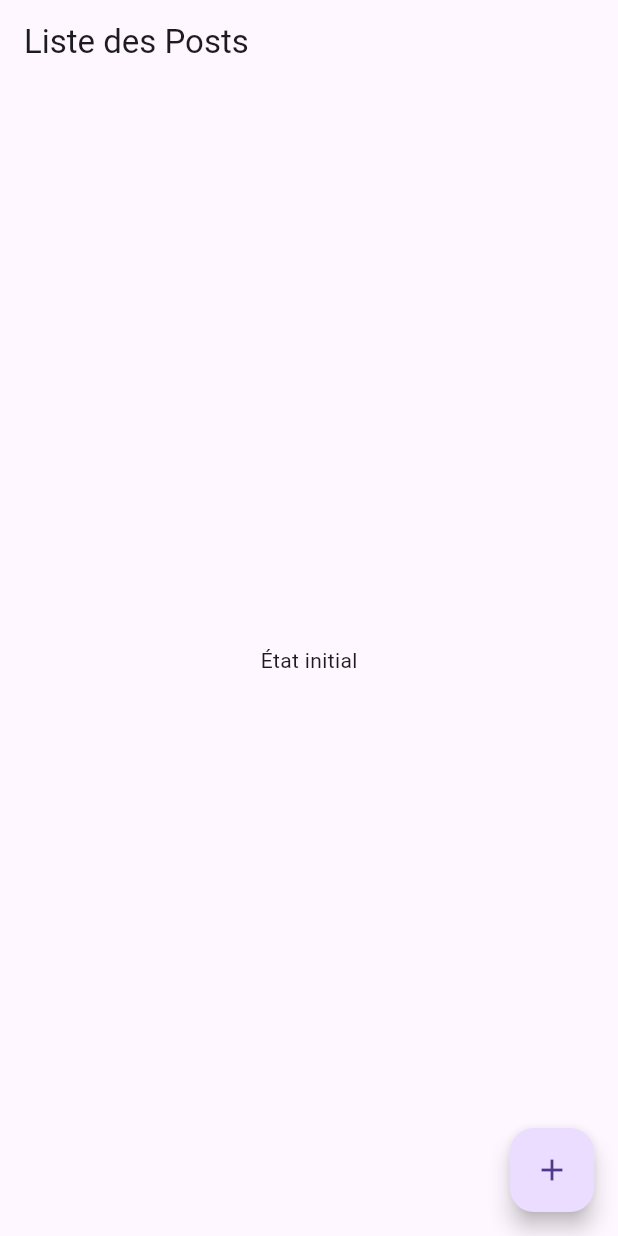
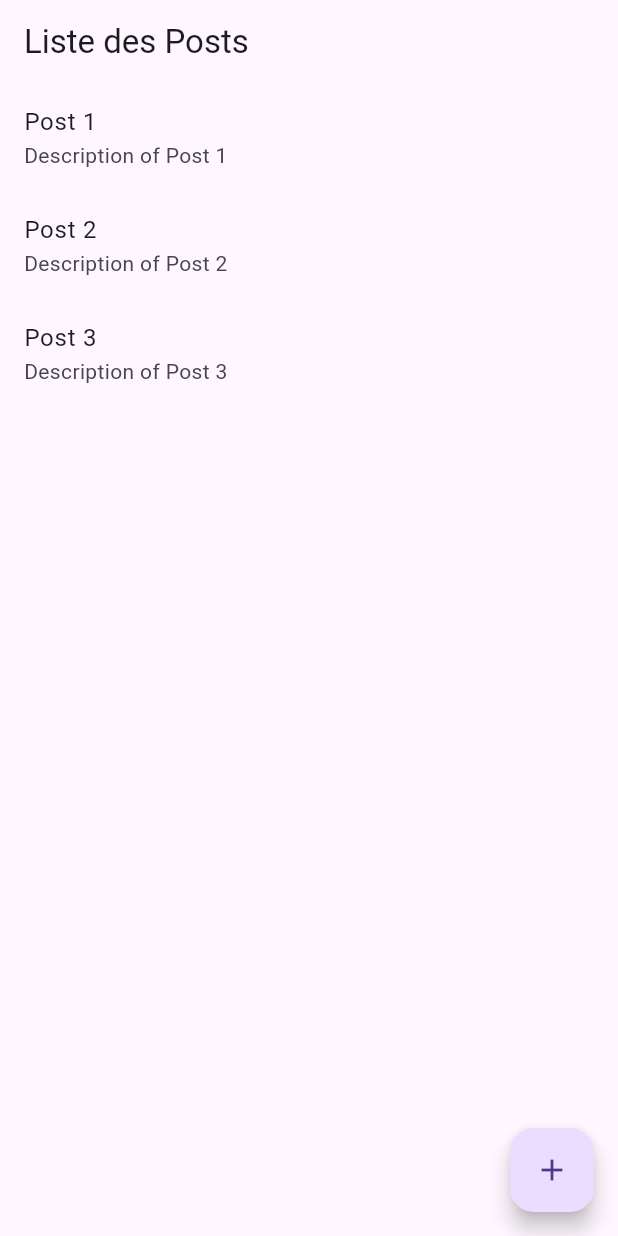
Before and after one commit to HubertZODJIHOUE/tpflutter, a Flutter app: the screen it shows after launch, on a phone screen of 412 x 824 dp. Run offline on Flutter 3.47's test engine with Material 3 defaults, Android fonts, the phone set to English and light mode, and no system bars; our stand-ins replace bloc, flutter_bloc.

Commit message:
fix: list and add flotting button in home page

```diff
--- a/lib/main.dart
+++ b/lib/main.dart
@@ -1,10 +1,9 @@
-// main.dart
+
 import 'package:flutter/material.dart';
 import 'package:flutter_bloc/flutter_bloc.dart';
 import 'package:tp/shared/services/services/repository/posts_repository.dart';
 import 'shared/blocs/posts_bloc/posts_bloc.dart';
 import 'shared/services/posts_data_source/fake_posts_data_source.dart';
-
 import 'posts_screen/posts_screen.dart';
 
 void main() {
--- a/lib/posts_screen/posts_screen.dart
+++ b/lib/posts_screen/posts_screen.dart
@@ -4,12 +4,23 @@ import 'package:flutter_bloc/flutter_bloc.dart';
 import '../shared/blocs/posts_bloc/posts_bloc.dart';
 import '../shared/blocs/posts_bloc/posts_event.dart';
 import '../shared/blocs/posts_bloc/posts_state.dart';
-import '../shared/models/post.dart';
 import 'widgets/post_list_item.dart';
 import 'create_post_screen/create_post_screen.dart';
 
-class PostsScreen extends StatelessWidget {
+class PostsScreen extends StatefulWidget {
   const PostsScreen({super.key});
+
+  @override
+  State<PostsScreen> createState() => _PostsScreenState();
+}
+
+class _PostsScreenState extends State<PostsScreen> {
+  @override
+  void initState() {
+    super.initState();
+    // On déclenche la récupération des posts dès le lancement de l'application
+    context.read<PostsBloc>().add(GetAllPosts());
+  }
 
   @override
   Widget build(BuildContext context) {
--- a/lib/shared/services/posts_data_source/fake_posts_data_source.dart
+++ b/lib/shared/services/posts_data_source/fake_posts_data_source.dart
@@ -7,7 +7,7 @@ class FakePostsDataSource extends PostsDataSource {
   /**
    * @TODO: Remplacer les données fictives par des données réelles
    *  On peut ajouter const  pour ne pas modifier la liste */
-  final List<Post> _fakePosts = [
+  final List<Post> _fakePosts = const [
     Post(id: '1', title: 'Post 1', description: 'Description of Post 1'),
     Post(id: '2', title: 'Post 2', description: 'Description of Post 2'),
     Post(id: '3', title: 'Post 3', description: 'Description of Post 3'),
@@ -15,13 +15,13 @@ class FakePostsDataSource extends PostsDataSource {
 
   @override
   Future<List<Post>> getAllPosts() async {
-    await Future.delayed(const Duration(seconds: 1));
+    await Future.delayed(const Duration(seconds: 0));
     return _fakePosts;
   }
 
   @override
   Future<Post> createPost(Post postToAdd) async {
-    await Future.delayed(const Duration(seconds: 1));
+    await Future.delayed(const Duration(seconds: 0));
     _fakePosts.add(postToAdd);
     return postToAdd;
   }
```
